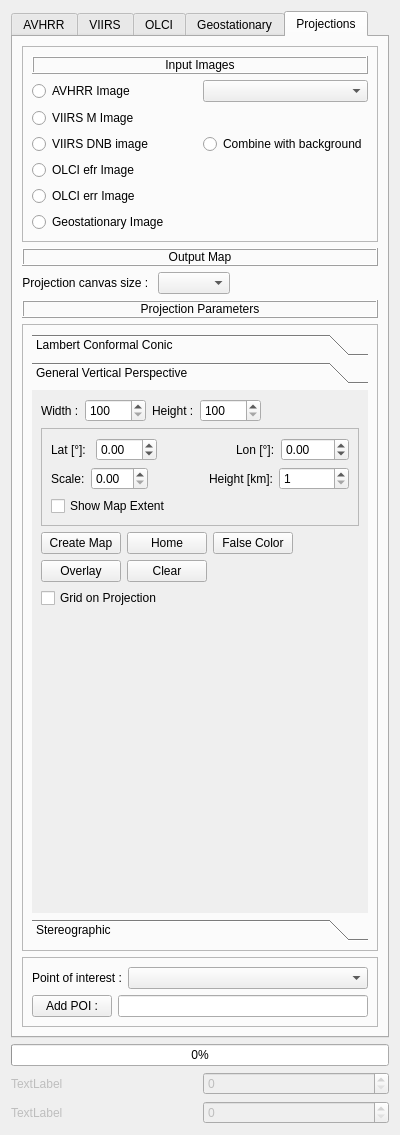
Old version of the form core/formtoolbox.ui in the repository hvanruys/EUMETCastView.
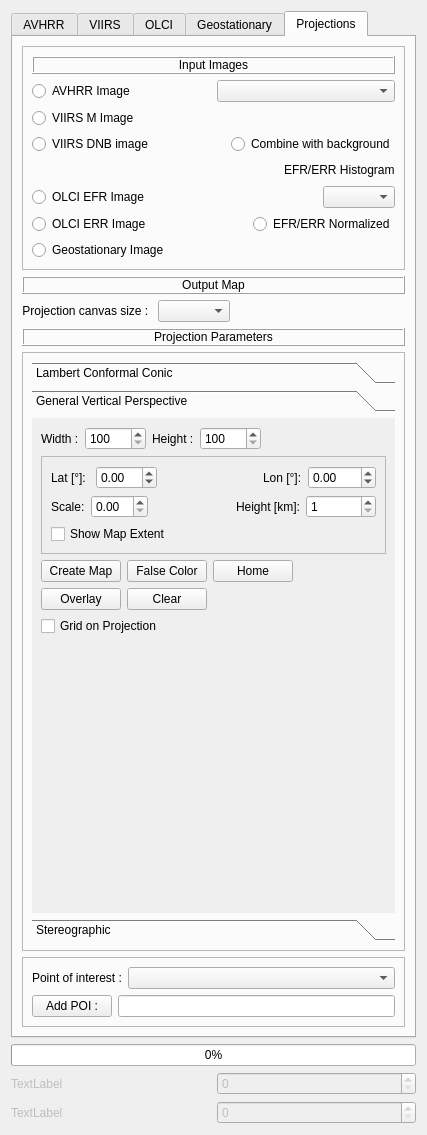
New version of the form. Custom widgets are drawn as their Qt base class.

Commit message: Added a combobox for histogram matching. The input values can be normalized (1/cosSZA). For OLCI the images can be saved as a 48bit PNG file.

Patch:
```diff
--- a/core/formtoolbox.ui
+++ b/core/formtoolbox.ui
@@ -9,7 +9,7 @@
    <rect>
     <x>0</x>
     <y>0</y>
-    <width>400</width>
+    <width>427</width>
     <height>1135</height>
    </rect>
   </property>
@@ -3934,8 +3934,6 @@
          <property name="frameShadow">
           <enum>QFrame::Raised</enum>
          </property>
-         <layout class="QVBoxLayout" name="verticalLayout_6">
-          <item>
            <layout class="QVBoxLayout" name="verticalLayout_5">
             <item>
              <widget class="QLabel" name="label_5">
@@ -3986,6 +3984,19 @@
                 </property>
                </widget>
               </item>
+            <item>
+             <spacer name="horizontalSpacer_108">
+              <property name="orientation">
+               <enum>Qt::Horizontal</enum>
+              </property>
+              <property name="sizeHint" stdset="0">
+               <size>
+                <width>40</width>
+                <height>20</height>
+               </size>
+              </property>
+             </spacer>
+            </item>
               <item>
                <widget class="QRadioButton" name="rdbCombine">
                 <property name="text">
@@ -3999,18 +4010,89 @@
              </layout>
             </item>
             <item>
+           <layout class="QHBoxLayout" name="horizontalLayout_82">
+            <item>
+             <spacer name="horizontalSpacer_109">
+              <property name="orientation">
+               <enum>Qt::Horizontal</enum>
+              </property>
+              <property name="sizeHint" stdset="0">
+               <size>
+                <width>40</width>
+                <height>20</height>
+               </size>
+              </property>
+             </spacer>
+            </item>
+            <item>
+             <widget class="QLabel" name="label_48">
+              <property name="text">
+               <string>EFR/ERR Histogram</string>
+              </property>
+             </widget>
+            </item>
+           </layout>
+          </item>
+          <item>
+           <layout class="QHBoxLayout" name="horizontalLayout_80">
+            <item>
              <widget class="QRadioButton" name="rdbOLCIefrin">
               <property name="text">
-               <string>OLCI efr Image</string>
+               <string>OLCI EFR Image</string>
               </property>
              </widget>
             </item>
+            <item>
+             <spacer name="horizontalSpacer_106">
+              <property name="orientation">
+               <enum>Qt::Horizontal</enum>
+              </property>
+              <property name="sizeHint" stdset="0">
+               <size>
+                <width>40</width>
+                <height>20</height>
+               </size>
+              </property>
+             </spacer>
+            </item>
+            <item>
+             <widget class="QComboBox" name="cmbHistogramProj"/>
+            </item>
+           </layout>
+          </item>
+          <item>
+           <layout class="QHBoxLayout" name="horizontalLayout_81">
             <item>
              <widget class="QRadioButton" name="rdbOLCIerrin">
               <property name="text">
-               <string>OLCI err Image</string>
+               <string>OLCI ERR Image</string>
               </property>
              </widget>
+            </item>
+            <item>
+             <spacer name="horizontalSpacer_107">
+              <property name="orientation">
+               <enum>Qt::Horizontal</enum>
+              </property>
+              <property name="sizeHint" stdset="0">
+               <size>
+                <width>40</width>
+                <height>20</height>
+               </size>
+              </property>
+             </spacer>
+            </item>
+            <item>
+             <widget class="QRadioButton" name="rdbOLCIprojNormalized">
+              <property name="text">
+               <string>EFR/ERR Normalized</string>
+              </property>
+              <property name="autoExclusive">
+               <bool>false</bool>
+              </property>
+             </widget>
+            </item>
+           </layout>
             </item>
             <item>
              <widget class="QRadioButton" name="rdbMeteosatin">
@@ -4023,8 +4105,6 @@
              </widget>
             </item>
            </layout>
-          </item>
-         </layout>
         </widget>
        </item>
        <item>
@@ -4875,8 +4955,8 @@
                 <rect>
                  <x>0</x>
                  <y>0</y>
-                 <width>338</width>
-                 <height>509</height>
+                 <width>365</width>
+                 <height>477</height>
                 </rect>
                </property>
                <attribute name="label">
@@ -5088,6 +5168,16 @@
                     </property>
                    </widget>
                   </item>
+                  <item>
+                   <widget class="QPushButton" name="btnGVPFalseColor">
+                    <property name="text">
+                     <string>False Color</string>
+                    </property>
+                    <property name="checkable">
+                     <bool>true</bool>
+                    </property>
+                   </widget>
+                  </item>
                   <item>
                    <widget class="QPushButton" name="btnGVPHome">
                     <property name="text">
@@ -5095,16 +5185,6 @@
                     </property>
                    </widget>
                   </item>
-                  <item>
-                   <widget class="QPushButton" name="btnGVPFalseColor">
-                    <property name="text">
-                     <string>False Color</string>
-                    </property>
-                    <property name="checkable">
-                     <bool>true</bool>
-                    </property>
-                   </widget>
-                  </item>
                   <item>
                    <spacer name="horizontalSpacer_47">
                     <property name="orientation">
```
Left out of the diff: 93 changed lines with no effect on the pictures. Lines whose indentation alone changed are shown as unchanged. The commit also changes 49 other files.
